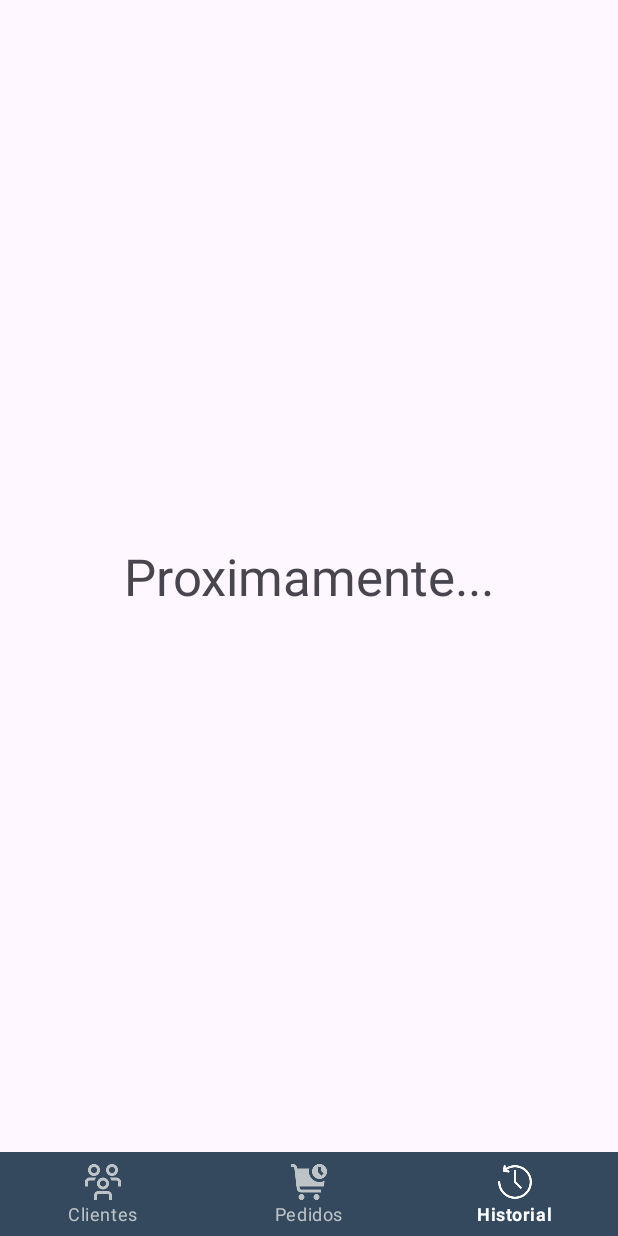
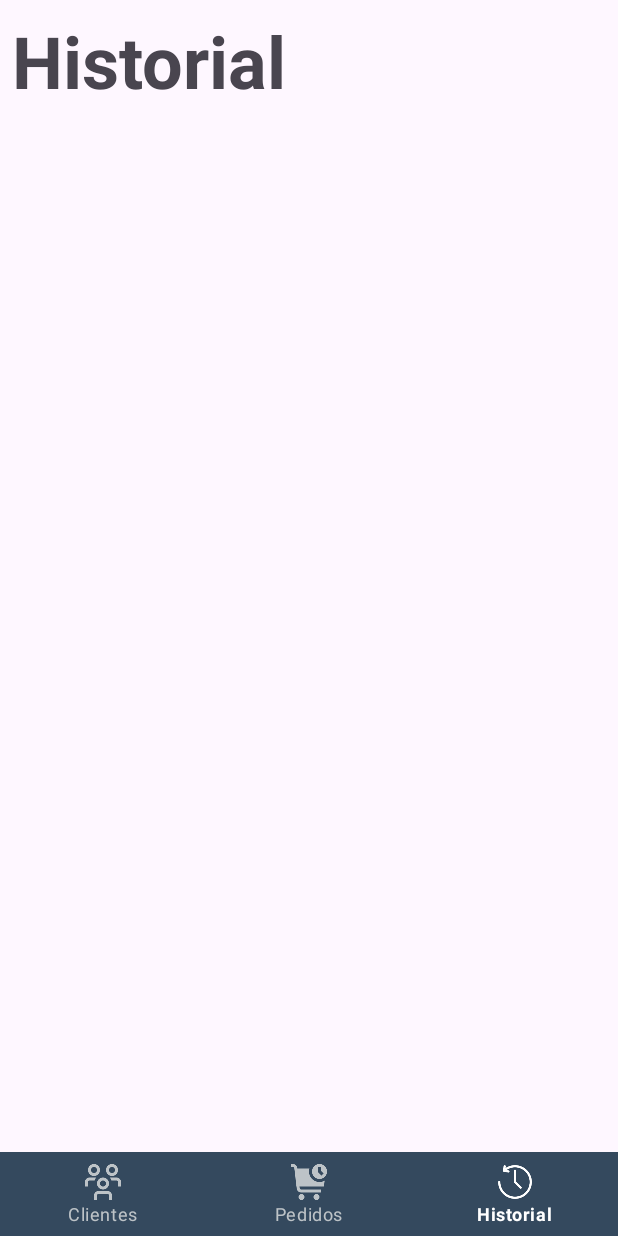
Before and after one commit to CristianRG/Pedidos, an Android app: the screen it shows after launch (MainActivity), item 3 of the bottom bar chosen, on a phone screen of 412 x 824 dp. Run offline under Robolectric (Android 15) with nearby library versions, the phone set to English and light mode, and no system bars; our stand-ins replace data binding.

Commit message:
History fragment, controller and general functions added

```diff
--- /dev/null
+++ b/app/src/main/java/com/cristian/controldepedidos/controller/adapters/HistoryAdapter.java
@@ -0,0 +1,66 @@
+package com.cristian.controldepedidos.controller.adapters;
+
+import android.content.Context;
+import android.view.LayoutInflater;
+import android.view.View;
+import android.view.ViewGroup;
+
+import androidx.annotation.NonNull;
+import androidx.databinding.DataBindingUtil;
+import androidx.recyclerview.widget.RecyclerView;
+
+import com.cristian.controldepedidos.BR;
+import com.cristian.controldepedidos.R;
+import com.cristian.controldepedidos.databinding.HistoryItemBinding;
+import com.cristian.controldepedidos.model.Transaction;
+
+import java.util.ArrayList;
+
+public class HistoryAdapter extends RecyclerView.Adapter<HistoryAdapter.HistoryViewHolder>{
+    private HistoryItemBinding itemBinding;
+    private Context context;
+    private ArrayList<Transaction> transactions;
+
+    public HistoryAdapter(Context context, ArrayList<Transaction> transactions) {
+        this.context = context;
+        this.transactions = transactions;
+    }
+
+    @NonNull
+    @Override
+    public HistoryViewHolder onCreateViewHolder(@NonNull ViewGroup parent, int viewType) {
+        itemBinding = DataBindingUtil.inflate(LayoutInflater.from(parent.getContext()),
+                R.layout.history_item, parent, false);
+        return new HistoryViewHolder(itemBinding);
+    }
+
+    @Override
+    public void onBindViewHolder(@NonNull HistoryViewHolder holder, int position) {
+        Transaction transaction = transactions.get(position);
+
+        // set properties
+        holder.bind(transaction);
+    }
+
+    @Override
+    public int getItemCount() {
+        return transactions.size();
+    }
+
+    public void updatedData(ArrayList<Transaction> transactions){
+        this.transactions = transactions;
+    }
+
+    public static class HistoryViewHolder extends RecyclerView.ViewHolder {
+        private HistoryItemBinding itemBinding;
+        public HistoryViewHolder(@NonNull HistoryItemBinding itemBinding) {
+            super(itemBinding.getRoot());
+            this.itemBinding = itemBinding;
+        }
+
+        public void bind(Object object){
+            itemBinding.setVariable(BR.transaction, object);
+            itemBinding.executePendingBindings();
+        }
+    }
+}
--- /dev/null
+++ b/app/src/main/java/com/cristian/controldepedidos/controller/database/HistoryController.java
@@ -0,0 +1,34 @@
+package com.cristian.controldepedidos.controller.database;
+
+import android.content.ContentValues;
+import android.database.Cursor;
+import android.database.sqlite.SQLiteDatabase;
+
+import com.cristian.controldepedidos.model.ContractDB;
+import com.cristian.controldepedidos.model.Transaction;
+
+import java.util.ArrayList;
+
+public class HistoryController {
+
+    public static long addHistory(SQLiteDatabase db, Transaction transaction){
+        ContentValues values = new ContentValues();
+        values.put(ContractDB.HISTORY_TYPE, transaction.getType());
+        values.put(ContractDB.HISTORY_DETAILS, transaction.getDetails());
+        values.put(ContractDB.HISTORY_DATE, transaction.getDate());
+        return db.insert(ContractDB.HISTORY_TABLE_NAME, null, values);
+    }
+
+    public static ArrayList<Transaction> getHistory(SQLiteDatabase db){
+        ArrayList<Transaction> transactions = new ArrayList<>();
+        Cursor cursor = db.query(ContractDB.HISTORY_TABLE_NAME, null, null, null, null, null, null);
+
+        if(cursor.moveToFirst()){
+            do {
+                transactions.add(new Transaction(cursor.getInt(0), cursor.getInt(1), cursor.getString(2), cursor.getString(3)));
+            }while (cursor.moveToNext());
+        }
+
+        return transactions;
+    }
+}
--- a/app/src/main/java/com/cristian/controldepedidos/controller/transactions/OrderTransaction.java
+++ b/app/src/main/java/com/cristian/controldepedidos/controller/transactions/OrderTransaction.java
@@ -7,6 +7,7 @@ import android.util.Log;
 import androidx.annotation.NonNull;
 import com.cristian.controldepedidos.controller.database.ArticleController;
 import com.cristian.controldepedidos.controller.database.CustomerController;
+import com.cristian.controldepedidos.controller.database.HistoryController;
 import com.cristian.controldepedidos.controller.database.OrderArticleController;
 import com.cristian.controldepedidos.controller.database.OrderController;
 import com.cristian.controldepedidos.controller.database.ProductController;
@@ -16,6 +17,9 @@ import com.cristian.controldepedidos.model.DatabaseHelper;
 import com.cristian.controldepedidos.model.Order;
 import com.cristian.controldepedidos.model.OrderArticle;
 import com.cristian.controldepedidos.model.Product;
+import com.cristian.controldepedidos.model.Transaction;
+import com.cristian.controldepedidos.utils.UtilMethods;
+
 import java.util.ArrayList;
 
 public class OrderTransaction {
@@ -69,6 +73,8 @@ public class OrderTransaction {
 
                 long orderArticleId = OrderArticleController.addOrderArticle(db, orderId, articleId);
                 if(orderArticleId == -1)throw new SQLException("Not relationship established");
+                String details = "Articulo agregado: " + article.getProduct().getName() + "\nCliente: " + article.getCustomer().getName();
+                HistoryController.addHistory(db, new Transaction(0, Transaction.TYPE_ADDED, details, UtilMethods.getCurrentDate()));
             }
 
             db.setTransactionSuccessful();
--- a/app/src/main/java/com/cristian/controldepedidos/ui/fragments/HistoryFragment.java
+++ b/app/src/main/java/com/cristian/controldepedidos/ui/fragments/HistoryFragment.java
@@ -1,5 +1,6 @@
 package com.cristian.controldepedidos.ui.fragments;
 
+import android.database.sqlite.SQLiteDatabase;
 import android.os.Bundle;
 import android.view.LayoutInflater;
 import android.view.View;
@@ -7,11 +8,27 @@ import android.view.ViewGroup;
 
 import androidx.annotation.NonNull;
 import androidx.annotation.Nullable;
+import androidx.databinding.DataBindingUtil;
 import androidx.fragment.app.Fragment;
+import androidx.recyclerview.widget.LinearLayoutManager;
 
 import com.cristian.controldepedidos.R;
+import com.cristian.controldepedidos.controller.adapters.HistoryAdapter;
+import com.cristian.controldepedidos.controller.database.HistoryController;
+import com.cristian.controldepedidos.databinding.FragmentHistoryBinding;
+import com.cristian.controldepedidos.model.DatabaseHelper;
+import com.cristian.controldepedidos.model.Transaction;
+import com.cristian.controldepedidos.utils.QuickSort;
+
+import java.text.ParseException;
+import java.util.ArrayList;
 
 public class HistoryFragment extends Fragment {
+
+    private FragmentHistoryBinding binding;
+    private DatabaseHelper dbh;
+    private SQLiteDatabase db;
+    private HistoryAdapter adapter;
 
     public HistoryFragment() {
     }
@@ -19,6 +36,40 @@ public class HistoryFragment extends Fragment {
     @Nullable
     @Override
     public View onCreateView(@NonNull LayoutInflater inflater, @Nullable ViewGroup container, @Nullable Bundle savedInstanceState) {
-        return inflater.inflate(R.layout.fragment_history, container, false);
+        binding = FragmentHistoryBinding.inflate(inflater, container, false);
+        return binding.getRoot();
+    }
+
+    @Override
+    public void onViewCreated(@NonNull View view, @Nullable Bundle savedInstanceState) {
+        super.onViewCreated(view, savedInstanceState);
+        this.dbh = new DatabaseHelper(getContext());
+        this.db = dbh.getWritableDatabase();
+        ArrayList<Transaction> transactions = HistoryController.getHistory(db);
+        // order by date
+        try {
+            QuickSort.historyQuickSort(transactions, 0, transactions.size() - 1);
+        } catch (ParseException e) {
+            throw new RuntimeException(e);
+        }
+
+        // init recyclerView
+        binding.historyRecyclerView.setLayoutManager(new LinearLayoutManager(getContext()));
+        this.adapter = new HistoryAdapter(getContext(), transactions);
+        binding.historyRecyclerView.setAdapter(adapter);
+    }
+
+    @Override
+    public void onResume() {
+        super.onResume();
+        ArrayList<Transaction> transactions = HistoryController.getHistory(db);
+        // order by date
+        try {
+            QuickSort.historyQuickSort(transactions, 0, transactions.size() - 1);
+        } catch (ParseException e) {
+            throw new RuntimeException(e);
+        }
+        adapter.updatedData(transactions);
+        adapter.notifyDataSetChanged();
     }
 }
--- a/app/src/main/res/layout/fragment_history.xml
+++ b/app/src/main/res/layout/fragment_history.xml
@@ -1,22 +1,34 @@
 <?xml version="1.0" encoding="utf-8"?>
+<layout>
     <androidx.constraintlayout.widget.ConstraintLayout xmlns:android="http://schemas.android.com/apk/res/android"
         xmlns:app="http://schemas.android.com/apk/res-auto"
         xmlns:tools="http://schemas.android.com/tools"
         android:layout_width="match_parent"
         android:layout_height="match_parent">
 
-    <TextView
-        android:id="@+id/textView"
-        android:layout_width="wrap_content"
-        android:layout_height="wrap_content"
-        android:layout_marginStart="154dp"
-        android:layout_marginTop="356dp"
-        android:layout_marginEnd="154dp"
-        android:layout_marginBottom="356dp"
-        android:text="Proximamente..."
-        android:textSize="34sp"
-        app:layout_constraintBottom_toBottomOf="parent"
+        <LinearLayout
+            android:layout_width="match_parent"
+            android:layout_height="0dp"
+            android:orientation="vertical"
             app:layout_constraintEnd_toEndOf="parent"
             app:layout_constraintStart_toStartOf="parent"
-        app:layout_constraintTop_toTopOf="parent" />
+            app:layout_constraintTop_toTopOf="parent">
+
+            <TextView
+                android:layout_width="match_parent"
+                android:layout_height="wrap_content"
+                android:padding="8dp"
+                android:text="Historial"
+                android:textSize="48sp"
+                android:textStyle="bold" />
+
+            <androidx.recyclerview.widget.RecyclerView
+                android:id="@+id/history_recycler_view"
+                android:layout_width="match_parent"
+                android:layout_height="wrap_content"
+                android:layout_marginTop="8dp"
+                android:padding="0dp"
+                android:scrollbars="vertical" />
+        </LinearLayout>
     </androidx.constraintlayout.widget.ConstraintLayout>
+</layout>
--- a/app/src/main/res/values/strings.xml
+++ b/app/src/main/res/values/strings.xml
@@ -17,4 +17,6 @@
     <string name="amount">Cantidad:</string>
     <string name="turn_on">Reactivar</string>
     <string name="price">Precio: $</string>
+    <string name="transaction">Movimiento: </string>
+    <string name="details">Detalles</string>
 </resources>
```
Also changed, not shown: app/src/main/java/com/cristian/controldepedidos/controller/transactions/ArticleTransaction.java (+9 -0 lines), app/src/main/java/com/cristian/controldepedidos/model/ContractDB.java (+7 -0 lines), app/src/main/java/com/cristian/controldepedidos/model/DatabaseHelper.java (+10 -8 lines), app/src/main/java/com/cristian/controldepedidos/model/Transaction.java (added, +64 -0 lines), app/src/main/java/com/cristian/controldepedidos/ui/activities/OrderActivity.java (+2 -5 lines), app/src/main/java/com/cristian/controldepedidos/ui/fragments/OrderFragment.java (+2 -8 lines), app/src/main/java/com/cristian/controldepedidos/utils/QuickSort.java (+37 -5 lines), app/src/main/java/com/cristian/controldepedidos/utils/UtilMethods.java (+18 -0 lines), app/src/main/res/layout/history_item.xml (added, +81 -0 lines). Lines whose indentation alone changed are shown as unchanged.
